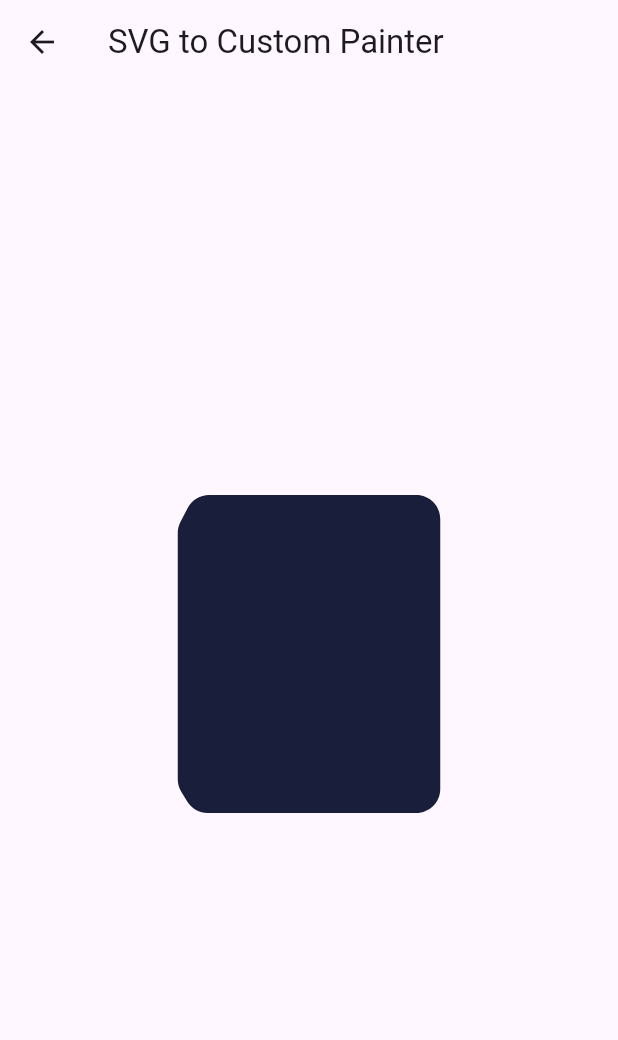
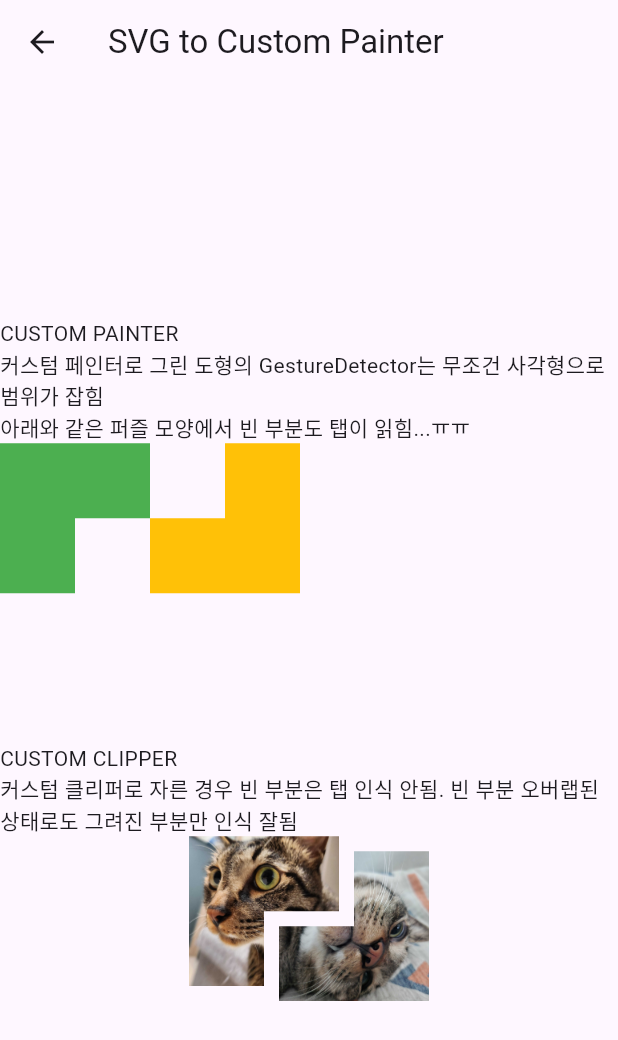
Before and after one commit to donna6355/up_study, a Flutter app: the screen it shows after launch, after a tap on "Svg To CustomPainter", on a phone screen of 412 x 824 dp. Shown: the top 1040 px of the screen. Run offline on Flutter 3.47's test engine with Material 3 defaults, Android fonts, the light colour scheme and no system bars; our stand-ins replace data_table_2, device_info_plus, fl_chart, google_maps_flutter, google_sign_in, local_auth and 2 more; missing offline and left inert: android_id, flutter_naver_login, kakao_flutter_sdk_user, pluto_grid.

Commit message:
[add] better with custom clipper

```diff
--- a/lib/svc_to_custom_painter.dart
+++ b/lib/svc_to_custom_painter.dart
@@ -1,4 +1,5 @@
 import 'package:flutter/material.dart';
+import 'dart:ui' as ui;
 
 class SvgToCustom extends StatelessWidget {
   const SvgToCustom({super.key});
@@ -9,13 +10,185 @@ class SvgToCustom extends StatelessWidget {
       appBar: AppBar(
         title: Text("SVG to Custom Painter"),
       ),
-      body: Center(
-        child: CustomPaint(
-          size: const Size(183, 220),
-          painter: RPSCustomPainter(),
-        ),
+      body: Column(
+        mainAxisAlignment: MainAxisAlignment.center,
+        // child: CustomPaint(
+        //   size: const Size(183, 220),
+        //   painter: RPSCustomPainter(),
+        // ),
+        children: [
+          Text(
+              'CUSTOM PAINTER\n커스텀 페인터로 그린 도형의 GestureDetector는 무조건 사각형으로 범위가 잡힘\n아래와 같은 퍼즐 모양에서 빈 부분도 탭이 읽힘...ㅠㅠ'),
+          Row(
+            children: [
+              GestureDetector(
+                onTap: () => print("LEFT PUZZLE TAPPED!!!!!"),
+                child: CustomPaint(
+                  size: const Size(100, 100),
+                  painter: LeftPuzzle(),
+                ),
+              ),
+              GestureDetector(
+                onTap: () => print("!!!!!!!!!!RIGHT PUZZLE TAPPED"),
+                child: CustomPaint(
+                  size: const Size(100, 100),
+                  painter: RightPuzzle(),
+                ),
+              )
+            ],
+          ),
+          const SizedBox(height: 100),
+          Text(
+              'CUSTOM CLIPPER\n커스텀 클리퍼로 자른 경우 빈 부분은 탭 인식 안됨. 빈 부분 오버랩된 상태로도 그려진 부분만 인식 잘됨'),
+          SizedBox(
+            width: 160,
+            height: 110,
+            child: Stack(
+              children: [
+                Positioned(
+                  left: 0,
+                  child: GestureDetector(
+                    onTap: () => print("&&&&&&&&&&&CLIPPER LEFT&&&&&&&&&&&"),
+                    child: ClipPath(
+                      clipper: LeftPuzzleClipper(),
+                      child: Container(
+                        width: 100,
+                        height: 100,
+                        decoration: BoxDecoration(
+                          image: DecorationImage(
+                            image: AssetImage('assets/isaac.jpg'),
+                            fit: BoxFit.cover,
+                          ),
+                        ),
+                      ),
+                    ),
+                  ),
+                ),
+                Positioned(
+                  right: 0,
+                  top: 10,
+                  child: GestureDetector(
+                    onTap: () =>
+                        print("*************CLIPPER RIGHT*************"),
+                    child: ClipPath(
+                      clipper: RightPuzzleClipper(),
+                      child: Container(
+                        width: 100,
+                        height: 100,
+                        decoration: BoxDecoration(
+                          image: DecorationImage(
+                            image: AssetImage('assets/fangs.jpg'),
+                            fit: BoxFit.cover,
+                          ),
+                        ),
+                      ),
+                    ),
+                  ),
+                )
+              ],
+            ),
+          )
+        ],
       ),
     );
+  }
+}
+
+class LeftPuzzleClipper extends CustomClipper<Path> {
+  @override
+  getClip(Size size) {
+    final double width = size.width;
+    final double height = size.height;
+    Path path = Path()
+      ..lineTo(width, 0)
+      ..lineTo(width, height / 2)
+      ..lineTo(width / 2, height / 2)
+      ..lineTo(width / 2, height)
+      ..lineTo(0, height)
+      ..lineTo(0, 0)
+      ..close();
+    return path;
+  }
+
+  @override
+  bool shouldReclip(covariant CustomClipper oldClipper) {
+    return true;
+  }
+}
+
+class RightPuzzleClipper extends CustomClipper<Path> {
+  @override
+  getClip(Size size) {
+    final double width = size.width;
+    final double height = size.height;
+    Path path = Path()
+      ..moveTo(width, 0)
+      ..lineTo(width / 2, 0)
+      ..lineTo(width / 2, height / 2)
+      ..lineTo(0, height / 2)
+      ..lineTo(0, height)
+      ..lineTo(width, height)
+      ..lineTo(width, 0)
+      ..close();
+    return path;
+  }
+
+  @override
+  bool shouldReclip(covariant CustomClipper oldClipper) {
+    return true;
+  }
+}
+
+class LeftPuzzle extends CustomPainter {
+  @override
+  void paint(Canvas canvas, Size size) {
+    final double width = size.width;
+    final double height = size.height;
+    final Paint paint = Paint()
+      ..color = Colors.green
+      ..style = PaintingStyle.fill;
+    Path path = Path()
+      ..lineTo(width, 0)
+      ..lineTo(width, height / 2)
+      ..lineTo(width / 2, height / 2)
+      ..lineTo(width / 2, height)
+      ..lineTo(0, height)
+      ..lineTo(0, 0)
+      ..close();
+
+    canvas.drawPath(path, paint);
+  }
+
+  @override
+  bool shouldRepaint(covariant CustomPainter oldDelegate) {
+    return true;
+  }
+}
+
+class RightPuzzle extends CustomPainter {
+  @override
+  void paint(Canvas canvas, Size size) {
+    final double width = size.width;
+    final double height = size.height;
+    final Paint paint = Paint()
+      ..color = Colors.amber
+      ..style = PaintingStyle.fill;
+    Path path = Path()
+      ..moveTo(width, 0)
+      ..lineTo(width / 2, 0)
+      ..lineTo(width / 2, height / 2)
+      ..lineTo(0, height / 2)
+      ..lineTo(0, height)
+      ..lineTo(width, height)
+      ..lineTo(width, 0)
+      ..close();
+
+    canvas.drawPath(path, paint);
+  }
+
+  @override
+  bool shouldRepaint(covariant CustomPainter oldDelegate) {
+    return true;
   }
 }
 
```
